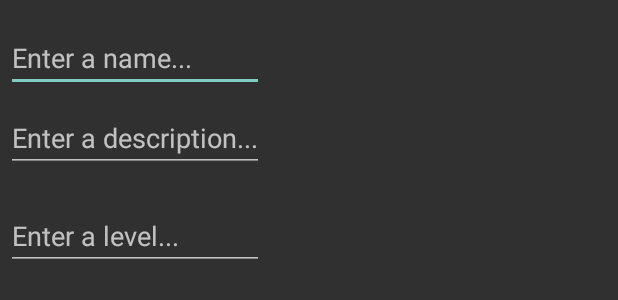
After one commit to OnePunMan/RememberMeThis_Android, an Android app: the layout dialog_new_definition.xml on its own in the app's theme, with its tools: preview values and no code run, on a phone screen of 412 x 824 dp. The commit adds this screen. Shown: the top 300 px of the screen. Run offline under Robolectric (Android 15) with nearby library versions, the phone set to English and light mode, and no system bars.

Commit message:
Add ability to add new definitions Level now accepts string inputs

```diff
--- a/app/src/main/java/onepunman/remembermethis/Course.java
+++ b/app/src/main/java/onepunman/remembermethis/Course.java
@@ -76,7 +76,7 @@ public class Course {
                                 new Definition(
                                         sections[Definition.Section.NAME.ordinal()],
                                         sections[Definition.Section.DESCRIPTION.ordinal()],
-                                        Integer.parseInt(sections[Definition.Section.LEVEL.ordinal()]),
+                                        sections[Definition.Section.LEVEL.ordinal()],
                                         sections[Definition.Section.TIME_CREATED.ordinal()],
                                         sections[Definition.Section.LAST_TESTED.ordinal()],
                                         Integer.parseInt(sections[Definition.Section.TIMES_TESTED.ordinal()]),
@@ -139,7 +139,7 @@ public class Course {
         return null;
     }
 
-    public void addDefinition(String name, String description, int level) {
+    public void addDefinition(String name, String description, String level) {
         Definition newDef = new Definition(name, description, level);
         _definitions.add(newDef);
     }
--- /dev/null
+++ b/app/src/main/res/layout/dialog_new_definition.xml
@@ -0,0 +1,45 @@
+<LinearLayout xmlns:android="http://schemas.android.com/apk/res/android"
+    android:orientation="vertical"
+    android:layout_width="wrap_content"
+    android:layout_height="wrap_content">
+    <!--
+    <ImageView
+        android:src="@drawable/brain"
+        android:layout_width="match_parent"
+        android:layout_height="64dp"
+        android:scaleType="center"
+        android:background="#FFFFBB33"
+        android:contentDescription="@string/app_name" /> -->
+    <EditText
+        android:id="@+id/txtDefName"
+        android:inputType="text"
+        android:layout_width="match_parent"
+        android:layout_height="wrap_content"
+        android:layout_marginTop="16dp"
+        android:layout_marginLeft="4dp"
+        android:layout_marginRight="4dp"
+        android:layout_marginBottom="4dp"
+        android:hint="@string/add_def_name_placeholder" />
+    <EditText
+        android:id="@+id/txtDefDesc"
+        android:inputType="textMultiLine"
+        android:layout_width="match_parent"
+        android:layout_height="wrap_content"
+        android:layout_marginTop="4dp"
+        android:layout_marginLeft="4dp"
+        android:layout_marginRight="4dp"
+        android:layout_marginBottom="16dp"
+        android:fontFamily="sans-serif"
+        android:hint="@string/add_def_desc_placeholder"/>
+    <EditText
+        android:id="@+id/txtDefLevel"
+        android:inputType="text"
+        android:layout_width="match_parent"
+        android:layout_height="wrap_content"
+        android:layout_marginTop="4dp"
+        android:layout_marginLeft="4dp"
+        android:layout_marginRight="4dp"
+        android:layout_marginBottom="16dp"
+        android:fontFamily="sans-serif"
+        android:hint="@string/add_def_level_placeholder"/>
+</LinearLayout>
--- a/app/src/main/res/values/strings.xml
+++ b/app/src/main/res/values/strings.xml
@@ -11,4 +11,7 @@
     <string name="view_courses">View Courses</string>
     <string name="course_title_placeholder">TITLE_GOES_HERE</string>
     <string name="addDef">Add New Definition +</string>
+    <string name="add_def_name_placeholder">Enter a name...</string>
+    <string name="add_def_desc_placeholder">Enter a description...</string>
+    <string name="add_def_level_placeholder">Enter a level...</string>
 </resources>
```
Also changed, not shown: app/src/main/java/onepunman/remembermethis/CourseActivity.java (+50 -15 lines), app/src/main/java/onepunman/remembermethis/Definition.java (+14 -14 lines).
